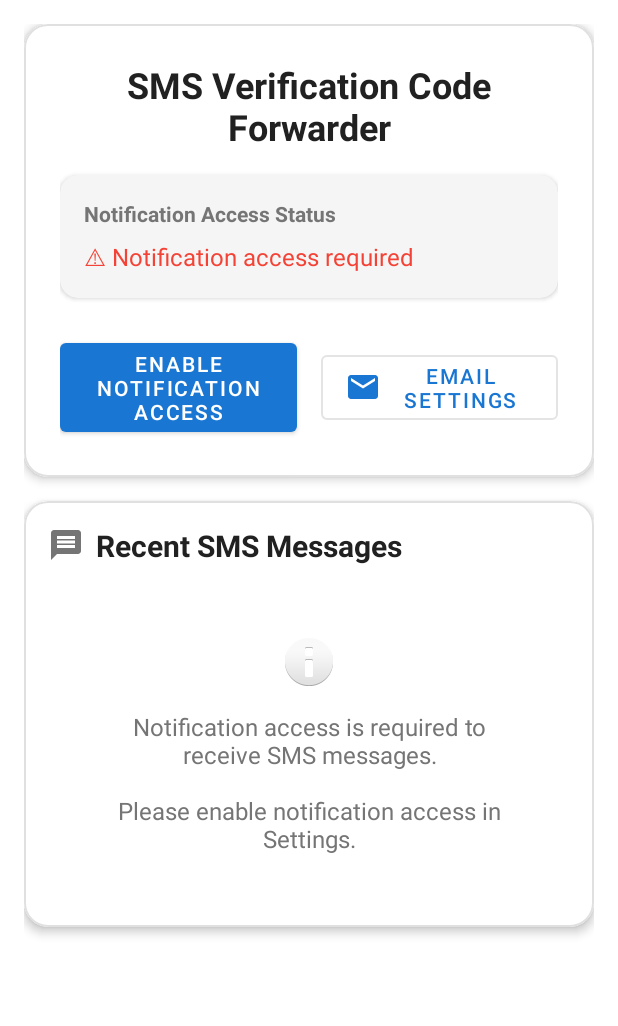
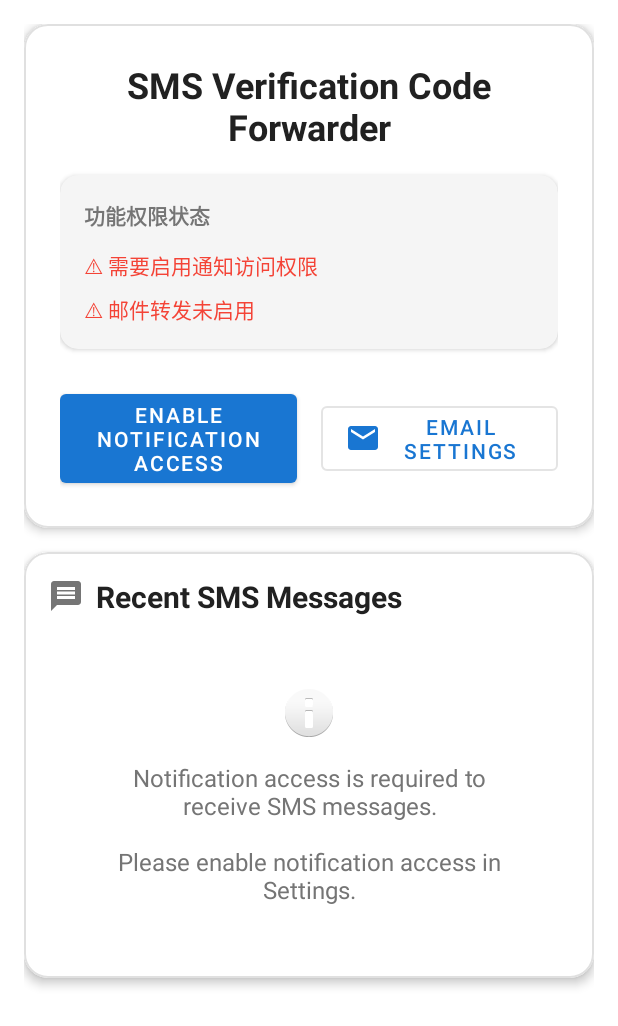
Before and after one commit to cht123456abc/SMSForward3, an Android app: the screen it shows after launch (MainActivity), on a phone screen of 412 x 824 dp. Shown: the top 1026 px of the screen. Run offline under Robolectric (Android 15) with nearby library versions, the phone set to English and light mode, and no system bars.

Commit message:
功能权限状态区完善

```diff
--- a/app/src/main/java/com/cht/smsforward/MainActivity.java
+++ b/app/src/main/java/com/cht/smsforward/MainActivity.java
@@ -31,7 +31,8 @@ public class MainActivity extends AppCompatActivity {
     private static final String TAG = "MainActivity";
     private static final String SMS_RECEIVED_ACTION = "com.cht.smsforward.SMS_RECEIVED";
 
-    private TextView statusText;
+    private TextView notificationStatusText;
+    private TextView emailStatusText;
     private Button permissionButton;
     private Button emailConfigButton;
     private RecyclerView smsRecyclerView;
@@ -39,6 +40,7 @@ public class MainActivity extends AppCompatActivity {
     private SmsAdapter smsAdapter;
     private SmsBroadcastReceiver smsBroadcastReceiver;
     private SmsDataManager smsDataManager;
+    private EmailSettingsManager emailSettingsManager;
 
     @Override
     protected void onCreate(Bundle savedInstanceState) {
@@ -57,6 +59,9 @@ public class MainActivity extends AppCompatActivity {
         // Initialize data manager
         smsDataManager = new SmsDataManager(this);
 
+        // Initialize email settings manager
+        emailSettingsManager = new EmailSettingsManager(this);
+
         // Initialize UI components
         initializeUI();
 
@@ -66,15 +71,15 @@ public class MainActivity extends AppCompatActivity {
         // Set up SMS broadcast receiver
         setupSmsBroadcastReceiver();
 
-        // Check notification access permission
-        checkNotificationAccess();
+        // Check notification access permission and email forwarding status
+        checkAndUpdateAllStatus();
     }
 
     @Override
     protected void onResume() {
         super.onResume();
-        // Re-check permission when returning from Settings
-        checkNotificationAccess();
+        // Re-check permissions and status when returning from Settings
+        checkAndUpdateAllStatus();
 
         // Re-register broadcast receiver (LocalBroadcastManager only)
         if (smsBroadcastReceiver != null) {
@@ -106,13 +111,16 @@ public class MainActivity extends AppCompatActivity {
     private void initializeUI() {
         // Initialize UI components
         Log.e(TAG, "Finding UI components");
-        statusText = findViewById(R.id.statusText);
+        notificationStatusText = findViewById(R.id.notificationStatusText);
+        emailStatusText = findViewById(R.id.emailStatusText);
         permissionButton = findViewById(R.id.permissionButton);
         emailConfigButton = findViewById(R.id.emailConfigButton);
         smsRecyclerView = findViewById(R.id.smsRecyclerView);
         emptyStateText = findViewById(R.id.emptyStateText);
 
-        Log.e(TAG, "UI components found - emailConfigButton: " + (emailConfigButton != null));
+        Log.e(TAG, "UI components found - emailConfigButton: " + (emailConfigButton != null) +
+              ", notificationStatusText: " + (notificationStatusText != null) +
+              ", emailStatusText: " + (emailStatusText != null));
 
         // Set up RecyclerView
         smsAdapter = new SmsAdapter(this);
@@ -150,19 +158,69 @@ public class MainActivity extends AppCompatActivity {
     }
 
     /**
-     * Check if notification access permission is granted
+     * Check and update all status displays (notification access and email forwarding)
      */
-    private void checkNotificationAccess() {
-        boolean isEnabled = isNotificationServiceEnabled();
-        Log.d(TAG, "=== CHECKING NOTIFICATION ACCESS ===");
-        Log.d(TAG, "Notification access enabled: " + isEnabled);
+    private void checkAndUpdateAllStatus() {
+        Log.d(TAG, "=== CHECKING ALL STATUS ===");
 
-        if (isEnabled) {
-            Log.d(TAG, "Notification access is granted - service should be running");
-            updatePermissionStatus(true);
+        // Check notification access
+        boolean notificationEnabled = isNotificationServiceEnabled();
+        Log.d(TAG, "Notification access enabled: " + notificationEnabled);
+
+        // Check email forwarding status
+        EmailConfig emailConfig = emailSettingsManager.loadEmailConfig();
+        boolean emailEnabled = emailConfig.isEnabled();
+        boolean emailValid = emailConfig.isValid();
+        Log.d(TAG, "Email forwarding enabled: " + emailEnabled + ", valid: " + emailValid);
+
+        // Update UI for both statuses
+        updateNotificationStatus(notificationEnabled);
+        updateEmailForwardingStatus(emailEnabled, emailValid);
+
+        // Update empty state and permission button visibility
+        updateEmptyState();
+        updatePermissionButtonVisibility(notificationEnabled);
+    }
+
+    /**
+     * Update notification access status display
+     */
+    private void updateNotificationStatus(boolean hasPermission) {
+        if (hasPermission) {
+            notificationStatusText.setText(getString(R.string.notification_access_enabled));
+            notificationStatusText.setTextColor(getResources().getColor(R.color.success_green));
+            Log.d(TAG, "Notification access status: enabled");
         } else {
-            Log.d(TAG, "Notification access is NOT granted - service will not work");
-            updatePermissionStatus(false);
+            notificationStatusText.setText(getString(R.string.notification_access_required));
+            notificationStatusText.setTextColor(getResources().getColor(R.color.error_red));
+            Log.d(TAG, "Notification access status: required");
+        }
+    }
+
+    /**
+     * Update email forwarding status display
+     */
+    private void updateEmailForwardingStatus(boolean enabled, boolean valid) {
+        if (enabled && valid) {
+            emailStatusText.setText(getString(R.string.email_forwarding_enabled));
+            emailStatusText.setTextColor(getResources().getColor(R.color.success_green));
+            Log.d(TAG, "Email forwarding status: enabled and ready");
+        } else {
+            emailStatusText.setText(getString(R.string.email_forwarding_disabled));
+            emailStatusText.setTextColor(getResources().getColor(R.color.error_red));
+            Log.d(TAG, "Email forwarding status: disabled or invalid");
+        }
+    }
+
+    /**
+     * Update permission button visibility
+     */
+    private void updatePermissionButtonVisibility(boolean hasNotificationPermission) {
+        if (hasNotificationPermission) {
+            permissionButton.setVisibility(View.GONE);
+        } else {
+            permissionButton.setVisibility(View.VISIBLE);
+            showToast(getString(R.string.toast_notification_access_required));
         }
     }
 
@@ -188,25 +246,7 @@ public class MainActivity extends AppCompatActivity {
         return false;
     }
 
-    /**
-     * Update UI based on permission status
-     */
-    private void updatePermissionStatus(boolean hasPermission) {
-        if (hasPermission) {
-            statusText.setText(getString(R.string.notification_access_enabled));
-            statusText.setTextColor(getResources().getColor(R.color.success_green));
-            permissionButton.setVisibility(View.GONE);
-            Log.d(TAG, "Ready to receive SMS notifications");
-        } else {
-            statusText.setText(getString(R.string.notification_access_required));
-            statusText.setTextColor(getResources().getColor(R.color.error_red));
-            permissionButton.setVisibility(View.VISIBLE);
-            showToast(getString(R.string.toast_notification_access_required));
-        }
 
-        // Update empty state visibility
-        updateEmptyState();
-    }
 
     /**
      * Update empty state visibility based on message count and permission status
--- a/app/src/main/res/layout/activity_main.xml
+++ b/app/src/main/res/layout/activity_main.xml
@@ -58,19 +58,44 @@
                         <TextView
                             android:layout_width="match_parent"
                             android:layout_height="wrap_content"
-                            android:text="@string/notification_access_status"
+                            android:text="@string/function_permission_status"
                             android:textSize="14sp"
                             android:textStyle="bold"
                             android:textColor="?attr/colorOnSurfaceVariant"
-                            android:layout_marginBottom="8dp" />
+                            android:layout_marginBottom="12dp" />
 
-                        <TextView
-                            android:id="@+id/statusText"
+                        <!-- Notification Access Status -->
+                        <LinearLayout
                             android:layout_width="match_parent"
                             android:layout_height="wrap_content"
-                            android:text="Checking notification access..."
-                            android:textSize="16sp"
-                            android:textColor="?attr/colorOnSurface" />
+                            android:orientation="vertical"
+                            android:layout_marginBottom="8dp">
+
+                            <TextView
+                                android:id="@+id/notificationStatusText"
+                                android:layout_width="match_parent"
+                                android:layout_height="wrap_content"
+                                android:text="检查通知访问权限中..."
+                                android:textSize="14sp"
+                                android:textColor="?attr/colorOnSurface" />
+
+                        </LinearLayout>
+
+                        <!-- Email Forwarding Status -->
+                        <LinearLayout
+                            android:layout_width="match_parent"
+                            android:layout_height="wrap_content"
+                            android:orientation="vertical">
+
+                            <TextView
+                                android:id="@+id/emailStatusText"
+                                android:layout_width="match_parent"
+                                android:layout_height="wrap_content"
+                                android:text="检查邮件转发状态中..."
+                                android:textSize="14sp"
+                                android:textColor="?attr/colorOnSurface" />
+
+                        </LinearLayout>
 
                     </LinearLayout>
 
--- a/app/src/main/res/values/strings.xml
+++ b/app/src/main/res/values/strings.xml
@@ -1,9 +1,12 @@
 <resources>
     <string name="app_name">SMSForward</string>
     <string name="app_title">SMS Verification Code Forwarder</string>
-    <string name="notification_access_status">Notification Access Status</string>
-    <string name="notification_access_enabled">✓ Notification access enabled - Ready to receive SMS</string>
-    <string name="notification_access_required">⚠ Notification access required</string>
+    <string name="function_permission_status">功能权限状态</string>
+    <string name="email_forwarding_status">邮件转发功能</string>
+    <string name="notification_access_enabled">✓ 通知访问已启用</string>
+    <string name="notification_access_required">⚠ 需要启用通知访问权限</string>
+    <string name="email_forwarding_enabled">✓ 邮件转发已启用 - 准备转发短信</string>
+    <string name="email_forwarding_disabled">⚠ 邮件转发未启用</string>
     <string name="enable_notification_access">Enable Notification Access</string>
     <string name="email_settings">Email Settings</string>
     <string name="recent_messages">Recent SMS Messages</string>
```
Also changed, not shown: 1 other file.
